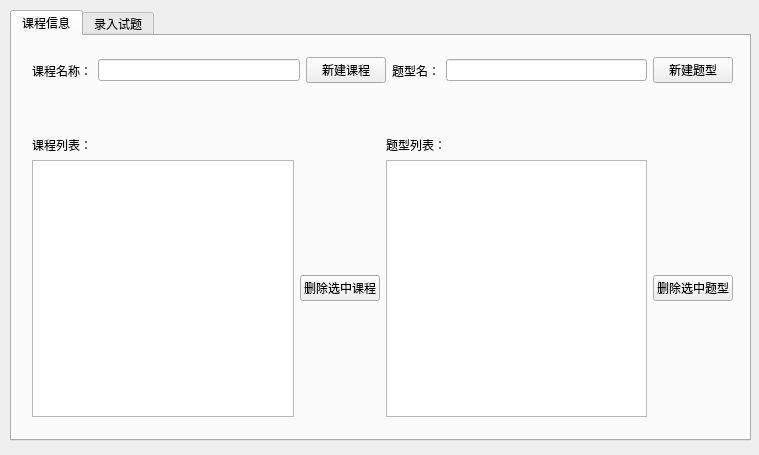
First picture: the form in newsubjectform.ui, repository andyhuzhill/PaperGenerator, before the edit.
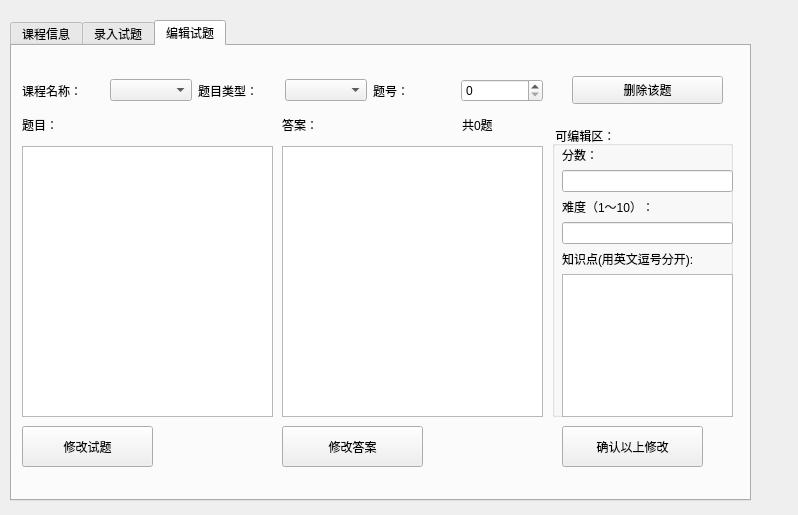
Second picture: the form after the edit. The open tabs and pages were chosen to show the change.

Diff of the .ui file:
```diff
--- a/newsubjectform.ui
+++ b/newsubjectform.ui
@@ -6,8 +6,8 @@
    <rect>
     <x>0</x>
     <y>0</y>
-    <width>759</width>
-    <height>455</height>
+    <width>798</width>
+    <height>515</height>
    </rect>
   </property>
   <property name="windowTitle">
@@ -17,9 +17,9 @@
    <property name="geometry">
     <rect>
      <x>10</x>
-     <y>10</y>
+     <y>20</y>
      <width>741</width>
-     <height>431</height>
+     <height>481</height>
     </rect>
    </property>
    <property name="currentIndex">
@@ -29,13 +29,13 @@
     <attribute name="title">
      <string>课程信息</string>
     </attribute>
-    <widget class="QWidget" name="">
+    <widget class="QWidget" name="layoutWidget">
      <property name="geometry">
       <rect>
        <x>20</x>
        <y>20</y>
        <width>701</width>
-       <height>29</height>
+       <height>30</height>
       </rect>
      </property>
      <layout class="QHBoxLayout" name="horizontalLayout">
@@ -62,7 +62,7 @@
       <item>
        <widget class="QLabel" name="questionTypeLabel">
         <property name="text">
-         <string>题型名：</string>
+         <string>题目类型：</string>
         </property>
         <property name="buddy">
          <cstring>questionTypeEdit</cstring>
@@ -81,13 +81,13 @@
       </item>
      </layout>
     </widget>
-    <widget class="QWidget" name="">
+    <widget class="QWidget" name="layoutWidget">
      <property name="geometry">
       <rect>
        <x>20</x>
-       <y>100</y>
+       <y>70</y>
        <width>701</width>
-       <height>281</height>
+       <height>311</height>
       </rect>
      </property>
      <layout class="QGridLayout" name="gridLayout">
@@ -108,14 +108,14 @@
         </property>
        </widget>
       </item>
-      <item row="1" column="1">
+      <item row="0" column="1" rowspan="2">
        <widget class="QPushButton" name="deleteSelectedSubject">
         <property name="text">
          <string>删除选中课程</string>
         </property>
        </widget>
       </item>
-      <item row="1" column="3">
+      <item row="0" column="3" rowspan="2">
        <widget class="QPushButton" name="deleteSelectedType">
         <property name="text">
          <string>删除选中题型</string>
@@ -277,6 +277,256 @@
        <widget class="QComboBox" name="questionTypesCB"/>
       </item>
      </layout>
+    </widget>
+    <widget class="QPushButton" name="newQuestionButton">
+     <property name="geometry">
+      <rect>
+       <x>40</x>
+       <y>90</y>
+       <width>91</width>
+       <height>31</height>
+      </rect>
+     </property>
+     <property name="text">
+      <string> 新建试题</string>
+     </property>
+    </widget>
+   </widget>
+   <widget class="QWidget" name="tab_3">
+    <attribute name="title">
+     <string>编辑试题</string>
+    </attribute>
+    <widget class="QTextBrowser" name="questionBrowser">
+     <property name="geometry">
+      <rect>
+       <x>10</x>
+       <y>100</y>
+       <width>251</width>
+       <height>271</height>
+      </rect>
+     </property>
+    </widget>
+    <widget class="QTextBrowser" name="answerBrowser">
+     <property name="geometry">
+      <rect>
+       <x>270</x>
+       <y>100</y>
+       <width>261</width>
+       <height>271</height>
+      </rect>
+     </property>
+    </widget>
+    <widget class="QGroupBox" name="groupBox_3">
+     <property name="geometry">
+      <rect>
+       <x>540</x>
+       <y>80</y>
+       <width>181</width>
+       <height>291</height>
+      </rect>
+     </property>
+     <property name="title">
+      <string> 可编辑区：</string>
+     </property>
+     <widget class="QWidget" name="layoutWidget">
+      <property name="geometry">
+       <rect>
+        <x>10</x>
+        <y>20</y>
+        <width>171</width>
+        <height>271</height>
+       </rect>
+      </property>
+      <layout class="QVBoxLayout" name="verticalLayout">
+       <item>
+        <widget class="QLabel" name="label_8">
+         <property name="text">
+          <string>分数：</string>
+         </property>
+         <property name="buddy">
+          <cstring>degradeEdit</cstring>
+         </property>
+        </widget>
+       </item>
+       <item>
+        <widget class="QLineEdit" name="degradeEdit"/>
+       </item>
+       <item>
+        <widget class="QLabel" name="label_9">
+         <property name="text">
+          <string>难度（1～10）：</string>
+         </property>
+         <property name="buddy">
+          <cstring>difficultyEdit</cstring>
+         </property>
+        </widget>
+       </item>
+       <item>
+        <widget class="QLineEdit" name="difficultyEdit"/>
+       </item>
+       <item>
+        <widget class="QLabel" name="label_10">
+         <property name="text">
+          <string>知识点(用英文逗号分开):</string>
+         </property>
+         <property name="buddy">
+          <cstring>pointEdit</cstring>
+         </property>
+        </widget>
+       </item>
+       <item>
+        <widget class="QTextEdit" name="pointEdit"/>
+       </item>
+      </layout>
+     </widget>
+    </widget>
+    <widget class="QLabel" name="label_11">
+     <property name="geometry">
+      <rect>
+       <x>10</x>
+       <y>70</y>
+       <width>71</width>
+       <height>17</height>
+      </rect>
+     </property>
+     <property name="text">
+      <string>题目：</string>
+     </property>
+     <property name="buddy">
+      <cstring>questionBrowser</cstring>
+     </property>
+    </widget>
+    <widget class="QLabel" name="label_12">
+     <property name="geometry">
+      <rect>
+       <x>270</x>
+       <y>70</y>
+       <width>71</width>
+       <height>17</height>
+      </rect>
+     </property>
+     <property name="text">
+      <string>答案：</string>
+     </property>
+     <property name="buddy">
+      <cstring>answerBrowser</cstring>
+     </property>
+    </widget>
+    <widget class="QPushButton" name="changeButton">
+     <property name="geometry">
+      <rect>
+       <x>550</x>
+       <y>380</y>
+       <width>141</width>
+       <height>41</height>
+      </rect>
+     </property>
+     <property name="text">
+      <string>确认以上修改</string>
+     </property>
+    </widget>
+    <widget class="QPushButton" name="deleteButton">
+     <property name="geometry">
+      <rect>
+       <x>560</x>
+       <y>30</y>
+       <width>151</width>
+       <height>28</height>
+      </rect>
+     </property>
+     <property name="text">
+      <string>删除该题</string>
+     </property>
+    </widget>
+    <widget class="QWidget" name="layoutWidget">
+     <property name="geometry">
+      <rect>
+       <x>10</x>
+       <y>30</y>
+       <width>521</width>
+       <height>29</height>
+      </rect>
+     </property>
+     <layout class="QHBoxLayout" name="horizontalLayout_4">
+      <item>
+       <widget class="QLabel" name="label_5">
+        <property name="text">
+         <string>课程名称：</string>
+        </property>
+        <property name="buddy">
+         <cstring>subjectCB2</cstring>
+        </property>
+       </widget>
+      </item>
+      <item>
+       <widget class="QComboBox" name="subjectCB2"/>
+      </item>
+      <item>
+       <widget class="QLabel" name="label_6">
+        <property name="text">
+         <string>题目类型：</string>
+        </property>
+        <property name="buddy">
+         <cstring>quesTypeCB2</cstring>
+        </property>
+       </widget>
+      </item>
+      <item>
+       <widget class="QComboBox" name="quesTypeCB2"/>
+      </item>
+      <item>
+       <widget class="QLabel" name="label_7">
+        <property name="text">
+         <string>题号：</string>
+        </property>
+        <property name="buddy">
+         <cstring>questNumCB</cstring>
+        </property>
+       </widget>
+      </item>
+      <item>
+       <widget class="QSpinBox" name="questNumCB"/>
+      </item>
+     </layout>
+    </widget>
+    <widget class="QLabel" name="numOfQuestiongLabel">
+     <property name="geometry">
+      <rect>
+       <x>450</x>
+       <y>70</y>
+       <width>71</width>
+       <height>17</height>
+      </rect>
+     </property>
+     <property name="text">
+      <string>共0题</string>
+     </property>
+    </widget>
+    <widget class="QPushButton" name="modifyQuestion">
+     <property name="geometry">
+      <rect>
+       <x>10</x>
+       <y>380</y>
+       <width>131</width>
+       <height>41</height>
+      </rect>
+     </property>
+     <property name="text">
+      <string>修改试题</string>
+     </property>
+    </widget>
+    <widget class="QPushButton" name="modifyAnswer">
+     <property name="geometry">
+      <rect>
+       <x>270</x>
+       <y>380</y>
+       <width>141</width>
+       <height>41</height>
+      </rect>
+     </property>
+     <property name="text">
+      <string>修改答案</string>
+     </property>
     </widget>
    </widget>
   </widget>
```
Left out of the diff: 20 changed lines with no effect on the pictures.
